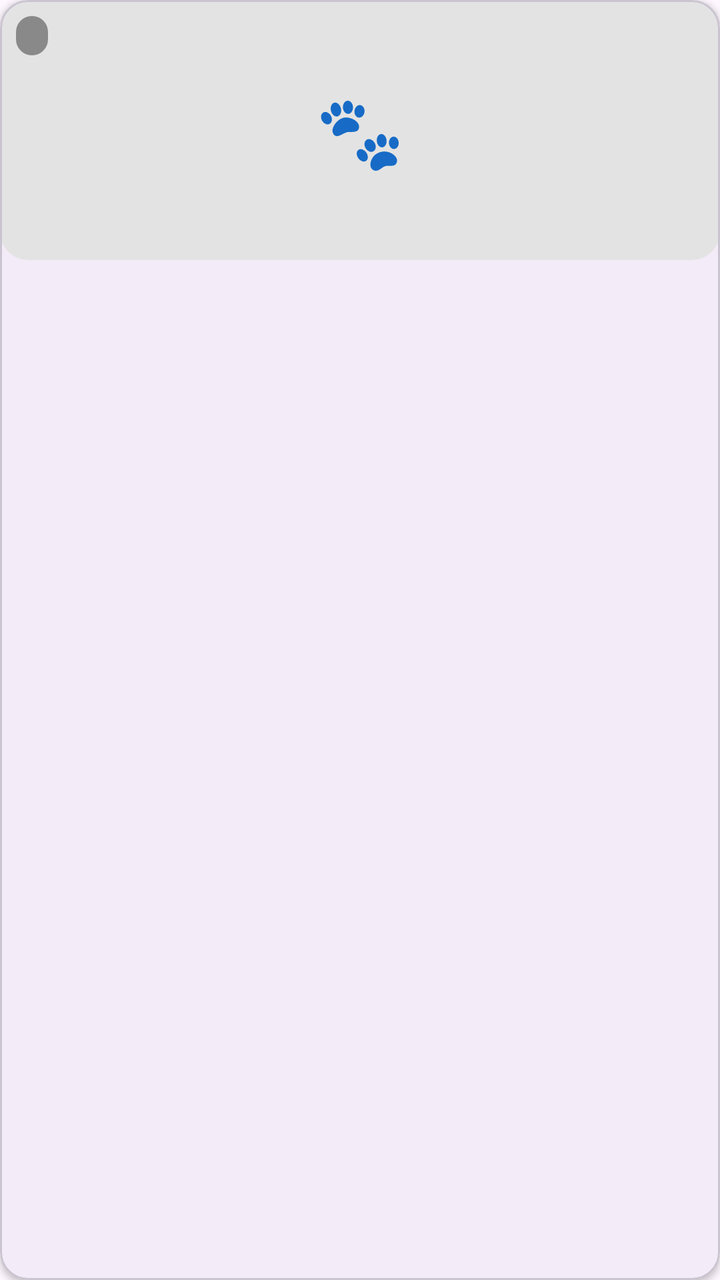
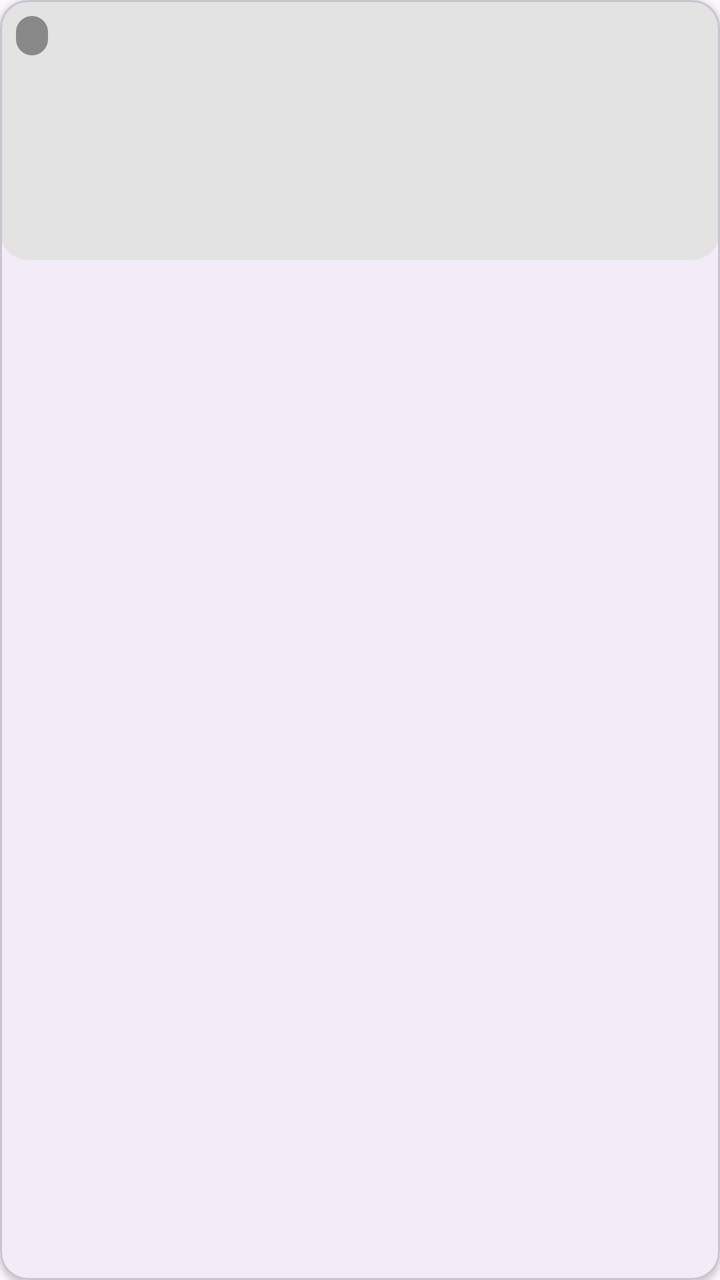

Two renders of the same Android screen: before a commit and after it. Below are the layout's source before the change and the commit's diff.
<!-- AndroidManifest.xml: application theme Theme.PracticaFinal -->
<!-- res/layout/item_adopcion_card.xml -->
<?xml version="1.0" encoding="utf-8"?>
<com.google.android.material.card.MaterialCardView xmlns:android="http://schemas.android.com/apk/res/android"
    xmlns:app="http://schemas.android.com/apk/res-auto"
    android:layout_width="150dp"
    android:layout_height="wrap_content"
    android:layout_margin="6dp"
    app:cardCornerRadius="14dp"
    app:cardElevation="2dp">

    <LinearLayout
        android:layout_width="match_parent"
        android:layout_height="wrap_content"
        android:orientation="vertical">

        <FrameLayout
            android:layout_width="match_parent"
            android:layout_height="130dp">

            <ImageView
                android:id="@+id/img_foto"
                android:layout_width="match_parent"
                android:layout_height="match_parent"
                android:background="@drawable/bg_card_image"
                android:scaleType="centerCrop" />

            <TextView
                android:id="@+id/tv_placeholder"
                android:layout_width="wrap_content"
                android:layout_height="wrap_content"
                android:layout_gravity="center"
                android:text="🐾"
                android:textSize="36sp" />

            <TextView
                android:id="@+id/tv_especie_chip"
                android:layout_width="wrap_content"
                android:layout_height="wrap_content"
                android:layout_gravity="top|start"
                android:layout_margin="8dp"
                android:background="@drawable/bg_species_tag"
                android:paddingStart="8dp"
                android:paddingTop="3dp"
                android:paddingEnd="8dp"
                android:paddingBottom="3dp"
                android:textColor="#FFFFFF"
                android:textSize="10sp"
                android:textStyle="bold" />
        </FrameLayout>

        <TextView
            android:id="@+id/tv_nombre"
            android:layout_width="wrap_content"
            android:layout_height="wrap_content"
            android:layout_marginStart="10dp"
            android:layout_marginTop="8dp"
            android:textColor="#1A1A1A"
            android:textSize="14sp"
            android:textStyle="bold" />

        <TextView
            android:id="@+id/tv_desc"
            android:layout_width="match_parent"
            android:layout_height="wrap_content"
            android:layout_marginStart="10dp"
            android:layout_marginTop="2dp"
            android:layout_marginEnd="10dp"
            android:ellipsize="end"
            android:maxLines="2"
            android:textColor="#9E9E9E"
            android:textSize="11sp" />
        
    </LinearLayout>

</com.google.android.material.card.MaterialCardView>
<!-- resources referenced by this layout -->
<resources>
  <!-- drawable bg_card_image (drawable) -->
  <?xml version="1.0" encoding="utf-8"?>
  <shape xmlns:android="http://schemas.android.com/apk/res/android">
      <solid android:color="#E3E3E3" />
      <corners android:radius="14dp" />
  </shape>
  <!-- drawable bg_species_tag (drawable) -->
  <?xml version="1.0" encoding="utf-8"?>
  <shape xmlns:android="http://schemas.android.com/apk/res/android">
      <solid android:color="#66000000" />
      <corners android:radius="8dp" />
  </shape>
  <style name="Theme.PracticaFinal" parent="Base.Theme.PracticaFinal" />
  <style name="Base.Theme.PracticaFinal" parent="Theme.Material3.DayNight.NoActionBar">
          
          
      </style>
</resources>

<!-- the commit's change to res/layout/item_adopcion_card.xml (unified diff, before → after) -->
@@ -28,7 +28,6 @@
                 android:layout_width="wrap_content"
                 android:layout_height="wrap_content"
                 android:layout_gravity="center"
-                android:text="🐾"
                 android:textSize="36sp" />
 
             <TextView
